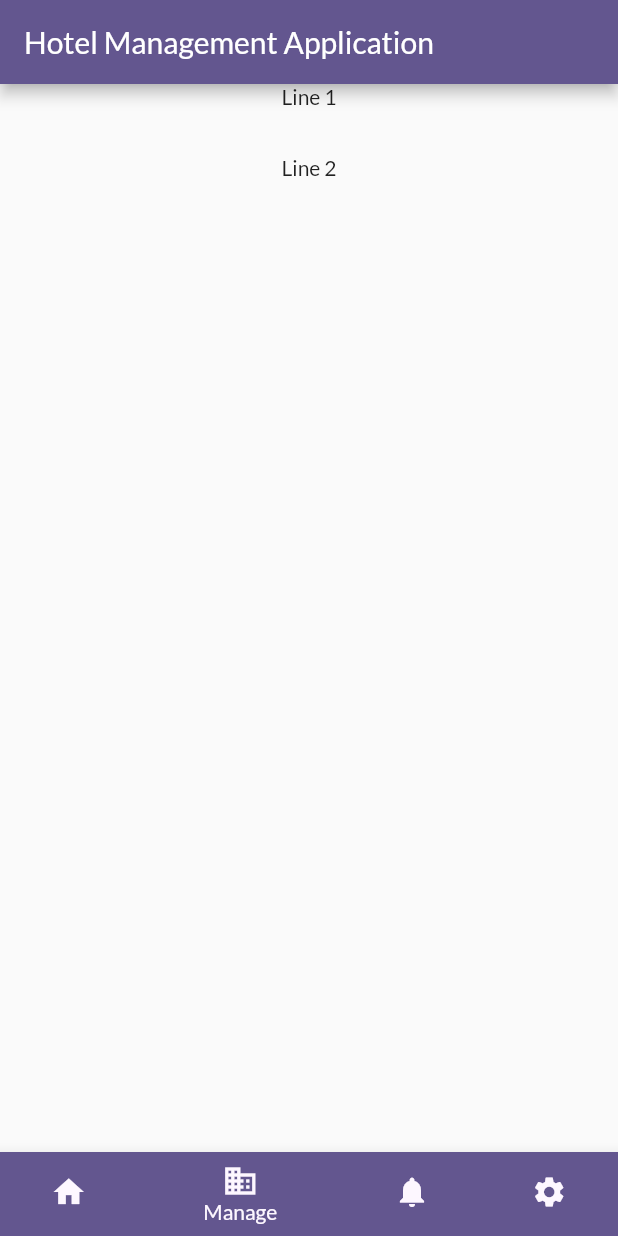
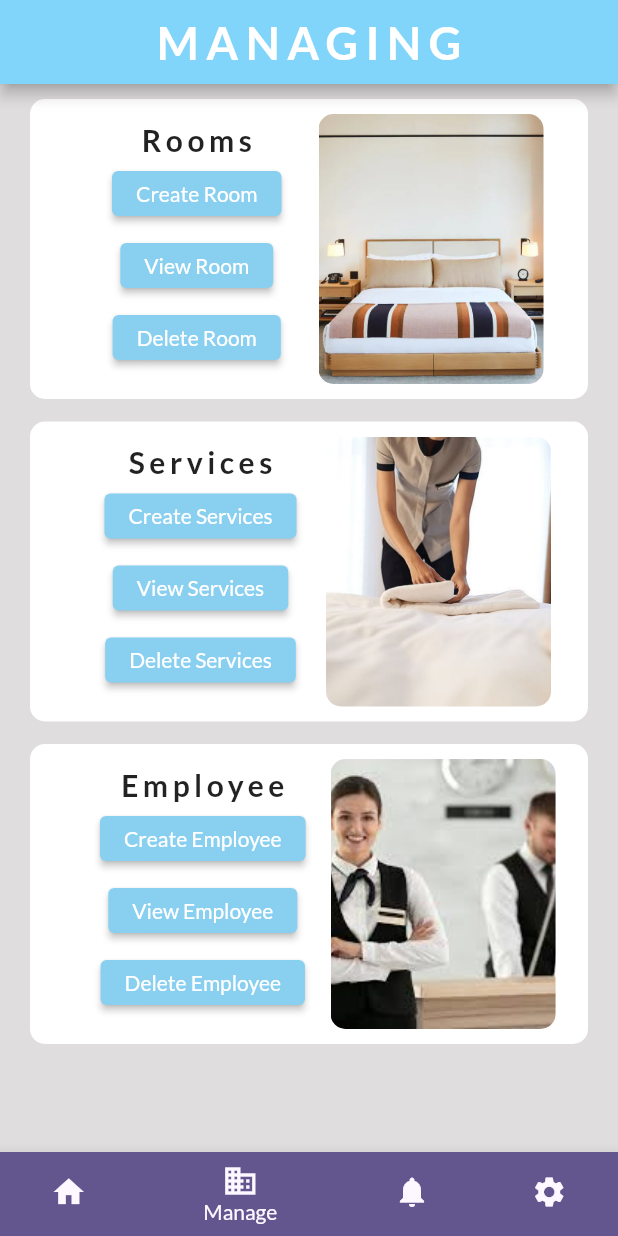
Before and after one commit to tsuna614/MHA-project, a Flutter app: the screen it shows after launch, item 2 of the bottom bar chosen, on a phone screen of 412 x 824 dp. Run offline on Flutter 3.47's test engine with Material 2 defaults, Android fonts, the phone set to English and light mode, and no system bars; our stand-ins replace google_fonts.

Commit message:
checkpoint h-03: +add room screen +add service screen +add employee screen

```diff
--- /dev/null
+++ b/mha_project/lib/screens/Employee/Create_Employee_Screen.dart
@@ -0,0 +1,14 @@
+import 'package:flutter/material.dart';
+
+class Create_Employee_Screen extends StatelessWidget {
+  const Create_Employee_Screen({super.key});
+
+  @override
+  Widget build(BuildContext context) {
+    return Scaffold(
+      appBar: AppBar(
+        title: Text('Create Employee'),
+      ),
+    );
+  }
+}
--- /dev/null
+++ b/mha_project/lib/screens/Employee/Delete_Employee_Screen.dart
@@ -0,0 +1,14 @@
+import 'package:flutter/material.dart';
+
+class Delete_Employee_Screen extends StatelessWidget {
+  const Delete_Employee_Screen({super.key});
+
+  @override
+  Widget build(BuildContext context) {
+    return Scaffold(
+      appBar: AppBar(
+        title: Text('Delete Employee'),
+      ),
+    );
+  }
+}
--- /dev/null
+++ b/mha_project/lib/screens/Employee/View_Employee_Screen.dart
@@ -0,0 +1,14 @@
+import 'package:flutter/material.dart';
+
+class View_Employee_Screen extends StatelessWidget {
+  const View_Employee_Screen({super.key});
+
+  @override
+  Widget build(BuildContext context) {
+    return Scaffold(
+      appBar: AppBar(
+        title: Text('View Employee'),
+      ),
+    );
+  }
+}
--- /dev/null
+++ b/mha_project/lib/screens/Rooms/Create_Room_Screen.dart
@@ -0,0 +1,14 @@
+import 'package:flutter/material.dart';
+
+class Create_Room_Screen extends StatelessWidget {
+  const Create_Room_Screen({super.key});
+
+  @override
+  Widget build(BuildContext context) {
+    return Scaffold(
+      appBar: AppBar(
+        title: Text('Create Room'),
+      ),
+    );
+  }
+}
--- /dev/null
+++ b/mha_project/lib/screens/Rooms/Delele_Room_Screen.dart
@@ -0,0 +1,14 @@
+import 'package:flutter/material.dart';
+
+class Delete_Room_Screen extends StatelessWidget {
+  const Delete_Room_Screen({super.key});
+
+  @override
+  Widget build(BuildContext context) {
+    return Scaffold(
+      appBar: AppBar(
+        title: Text('Delete Room'),
+      ),
+    );
+  }
+}
--- /dev/null
+++ b/mha_project/lib/screens/Rooms/View_Room_Scree.dart
@@ -0,0 +1,14 @@
+import 'package:flutter/material.dart';
+
+class View_Room_Screen extends StatelessWidget {
+  const View_Room_Screen({super.key});
+
+  @override
+  Widget build(BuildContext context) {
+    return Scaffold(
+      appBar: AppBar(
+        title: Text('View Room'),
+      ),
+    );
+  }
+}
--- /dev/null
+++ b/mha_project/lib/screens/Services/Create_Services.dart
@@ -0,0 +1,14 @@
+import 'package:flutter/material.dart';
+
+class Create_Services_Screen extends StatelessWidget {
+  const Create_Services_Screen({super.key});
+
+  @override
+  Widget build(BuildContext context) {
+    return Scaffold(
+      appBar: AppBar(
+        title: Text('Create Services'),
+      ),
+    );
+  }
+}
--- /dev/null
+++ b/mha_project/lib/screens/Services/Delete_Services.dart
@@ -0,0 +1,14 @@
+import 'package:flutter/material.dart';
+
+class Delete_Services_Screen extends StatelessWidget {
+  const Delete_Services_Screen({super.key});
+
+  @override
+  Widget build(BuildContext context) {
+    return Scaffold(
+      appBar: AppBar(
+        title: Text('Delete Services'),
+      ),
+    );
+  }
+}
--- /dev/null
+++ b/mha_project/lib/screens/Services/View_Services.dart
@@ -0,0 +1,14 @@
+import 'package:flutter/material.dart';
+
+class View_Services_Screen extends StatelessWidget {
+  const View_Services_Screen({super.key});
+
+  @override
+  Widget build(BuildContext context) {
+    return Scaffold(
+      appBar: AppBar(
+        title: Text('View Services'),
+      ),
+    );
+  }
+}
--- a/mha_project/lib/screens/booking_screen.dart
+++ /dev/null
@@ -1,16 +0,0 @@
-import 'package:flutter/material.dart';
-
-class BookingScreen extends StatelessWidget {
-  const BookingScreen({super.key});
-
-  @override
-  Widget build(BuildContext context) {
-    return Container(
-      child: Column(children: const [
-        Text('Line 1'),
-        SizedBox(height: 30),
-        Text('Line 2'),
-      ]),
-    );
-  }
-}
--- /dev/null
+++ b/mha_project/lib/screens/manage_screen.dart
@@ -0,0 +1,387 @@
+import 'package:flutter/material.dart';
+//Room
+import 'package:mha_project/screens/Rooms/Create_Room_Screen.dart';
+import 'package:mha_project/screens/Rooms/View_Room_Scree.dart';
+import 'package:mha_project/screens/Rooms/Delele_Room_Screen.dart';
+//Services
+import 'package:mha_project/screens/Services/Create_Services.dart';
+import 'package:mha_project/screens/Services/View_Services.dart';
+import 'package:mha_project/screens/Services/Delete_Services.dart';
+//Employee
+import 'package:mha_project/screens/Employee/Create_Employee_Screen.dart';
+import 'package:mha_project/screens/Employee/Delete_Employee_Screen.dart';
+import 'package:mha_project/screens/Employee/View_Employee_Screen.dart';
+
+class ManageScreen extends StatefulWidget {
+  const ManageScreen({super.key});
+
+  @override
+  State<ManageScreen> createState() => _ManageScreenState();
+}
+
+class _ManageScreenState extends State<ManageScreen> {
+  @override
+  Widget build(BuildContext context) {
+    return Scaffold(
+      appBar: AppBar(
+        title: Text(
+          'MANAGING',
+          style: TextStyle(
+            fontWeight: FontWeight.bold,
+            fontSize: 30.0,
+            letterSpacing: 5.0,
+          ),
+        ),
+        centerTitle: true,
+        backgroundColor: Colors.lightBlue[200],
+      ),
+      body: SingleChildScrollView(
+        child: Padding(
+          padding: EdgeInsets.fromLTRB(20.0, 10.0, 20.0, 10.0),
+          child: Column(
+              mainAxisAlignment: MainAxisAlignment.spaceEvenly,
+              crossAxisAlignment: CrossAxisAlignment.stretch,
+              children: <Widget>[
+//Rooms
+                Container(
+                    height: 200,
+                    width: 700,
+                    decoration: BoxDecoration(
+                        color: Colors.white,
+                        borderRadius: BorderRadius.circular(10.0)),
+                    child: Padding(
+                        padding: EdgeInsets.fromLTRB(30.0, 10.0, 10.0, 10.0),
+                        child: Row(
+                          mainAxisAlignment: MainAxisAlignment.spaceEvenly,
+                          crossAxisAlignment: CrossAxisAlignment.stretch,
+                          children: <Widget>[
+                            Container(
+                              child: Padding(
+                                padding: const EdgeInsets.all(5.0),
+                                child: Column(
+                                  // mainAxisAlignment:
+                                  //     MainAxisAlignment.spaceEvenly,
+                                  children: <Widget>[
+                                    Container(
+                                      child: Text(
+                                        'Rooms',
+                                        style: TextStyle(
+                                          fontWeight: FontWeight.bold,
+                                          fontSize: 20,
+                                          letterSpacing: 3.0,
+                                        ),
+                                      ),
+                                    ),
+                                    Container(
+                                      child: Column(
+                                        // crossAxisAlignment:
+                                        //     // CrossAxisAlignment.stretch,
+                                        children: <Widget>[
+                                          ElevatedButton(
+                                            onPressed: () {
+                                              Navigator.push(
+                                                context,
+                                                MaterialPageRoute(
+                                                    builder: (context) =>
+                                                        Create_Room_Screen()),
+                                              );
+                                            },
+                                            style: ElevatedButton.styleFrom(
+                                                primary: Color.fromARGB(
+                                                    255, 137, 207, 240),
+                                                minimumSize:
+                                                    const Size(35.0, 30.0)),
+                                            child: Text(
+                                              'Create Room',
+                                              style: TextStyle(
+                                                  color: Colors.white),
+                                            ),
+                                          ),
+                                          ElevatedButton(
+                                            onPressed: () {
+                                              Navigator.push(
+                                                  context,
+                                                  MaterialPageRoute(
+                                                      builder: (context) =>
+                                                          View_Room_Screen()));
+                                            },
+                                            style: ElevatedButton.styleFrom(
+                                                primary: Color.fromARGB(
+                                                    255, 137, 207, 240),
+                                                minimumSize:
+                                                    const Size(35.0, 30.0)),
+                                            child: Text(
+                                              'View Room',
+                                              style: TextStyle(
+                                                  color: Colors.white),
+                                            ),
+                                          ),
+                                          ElevatedButton(
+                                            onPressed: () {
+                                              Navigator.push(
+                                                  context,
+                                                  MaterialPageRoute(
+                                                      builder: (context) =>
+                                                          Delete_Room_Screen()));
+                                            },
+                                            style: ElevatedButton.styleFrom(
+                                                primary: Color.fromARGB(
+                                                    255, 137, 207, 240),
+                                                minimumSize:
+                                                    const Size(25.0, 30.0)),
+                                            child: Text(
+                                              'Delete Room',
+                                              style: TextStyle(
+                                                  color: Colors.white),
+                                            ),
+                                          )
+                                        ],
+                                      ),
+                                    ),
+                                  ],
+                                ),
+                              ),
+                            ),
+                            ClipRRect(
+                                borderRadius: BorderRadius.circular(10.0),
+                                child: Container(
+                                  height: 130,
+                                  width: 150,
+                                  child: Image.asset('assets/Room.jpg',
+                                      fit: BoxFit.cover),
+                                ))
+                          ],
+                        ))),
+//Services
+                SizedBox(
+                  height: 15.0,
+                ),
+                Container(
+                    height: 200,
+                    width: 700,
+                    decoration: BoxDecoration(
+                        color: Colors.white,
+                        borderRadius: BorderRadius.circular(10.0)),
+                    child: Padding(
+                        padding: EdgeInsets.fromLTRB(30.0, 10.0, 10.0, 10.0),
+                        child: Row(
+                          mainAxisAlignment: MainAxisAlignment.spaceEvenly,
+                          crossAxisAlignment: CrossAxisAlignment.stretch,
+                          children: <Widget>[
+                            Container(
+                              child: Padding(
+                                padding: const EdgeInsets.all(5.0),
+                                child: Column(
+                                  // mainAxisAlignment:
+                                  // MainAxisAlignment.spaceEvenly,
+                                  children: <Widget>[
+                                    Container(
+                                      child: Text(
+                                        'Services',
+                                        style: TextStyle(
+                                          fontWeight: FontWeight.bold,
+                                          fontSize: 20,
+                                          letterSpacing: 3.0,
+                                        ),
+                                      ),
+                                    ),
+                                    Container(
+                                      child: Column(
+                                        // crossAxisAlignment:
+                                        //     // CrossAxisAlignment.stretch,
+                                        children: <Widget>[
+                                          ElevatedButton(
+                                            onPressed: () {
+                                              Navigator.push(
+                                                context,
+                                                MaterialPageRoute(
+                                                    builder: (context) =>
+                                                        Create_Services_Screen()),
+                                              );
+                                            },
+                                            style: ElevatedButton.styleFrom(
+                                                primary: Color.fromARGB(
+                                                    255, 137, 207, 240),
+                                                minimumSize:
+                                                    const Size(35.0, 30.0)),
+                                            child: Text(
+                                              'Create Services',
+                                              style: TextStyle(
+                                                  color: Colors.white),
+                                            ),
+                                          ),
+                                          ElevatedButton(
+                                            onPressed: () {
+                                              Navigator.push(
+                                                  context,
+                                                  MaterialPageRoute(
+                                                      builder: (context) =>
+                                                          View_Services_Screen()));
+                                            },
+                                            style: ElevatedButton.styleFrom(
+                                                primary: Color.fromARGB(
+                                                    255, 137, 207, 240),
+                                                minimumSize:
+                                                    const Size(35.0, 30.0)),
+                                            child: Text(
+                                              'View Services',
+                                              style: TextStyle(
+                                                  color: Colors.white),
+                                            ),
+                                          ),
+                                          ElevatedButton(
+                                            onPressed: () {
+                                              Navigator.push(
+                                                  context,
+                                                  MaterialPageRoute(
+                                                      builder: (context) =>
+                                                          Delete_Services_Screen()));
+                                            },
+                                            style: ElevatedButton.styleFrom(
+                                                primary: Color.fromARGB(
+                                                    255, 137, 207, 240),
+                                                minimumSize:
+                                                    const Size(25.0, 30.0)),
+                                            child: Text(
+                                              'Delete Services',
+                                              style: TextStyle(
+                                                  color: Colors.white),
+                                            ),
+                                          )
+                                        ],
+                                      ),
+                                    ),
+                                  ],
+                                ),
+                              ),
+                            ),
+                            ClipRRect(
+                                borderRadius: BorderRadius.circular(10.0),
+                                child: Container(
+                                  height: 130,
+                                  width: 150,
+                                  child: Image.asset('assets/service.jpg',
+                                      fit: BoxFit.cover),
+                                ))
+                          ],
+                        ))),
+//Employee
+                SizedBox(
+                  height: 15.0,
+                ),
+                Container(
+                    height: 200,
+                    width: 700,
+                    decoration: BoxDecoration(
+                        color: Colors.white,
+                        borderRadius: BorderRadius.circular(10.0)),
+                    child: Padding(
+                        padding: EdgeInsets.fromLTRB(30.0, 10.0, 10.0, 10.0),
+                        child: Row(
+                          mainAxisAlignment: MainAxisAlignment.spaceEvenly,
+                          crossAxisAlignment: CrossAxisAlignment.stretch,
+                          children: <Widget>[
+                            Container(
+                              child: Padding(
+                                padding: const EdgeInsets.all(5.0),
+                                child: Column(
+                                  // mainAxisAlignment:
+                                  // MainAxisAlignment.spaceEvenly,
+                                  children: <Widget>[
+                                    Container(
+                                      child: Text(
+                                        'Employee',
+                                        style: TextStyle(
+                                          fontWeight: FontWeight.bold,
+                                          fontSize: 20,
+                                          letterSpacing: 3.0,
+                                        ),
+                                      ),
+                                    ),
+                                    Container(
+                                      child: Column(
+                                        // crossAxisAlignment:
+                                        //     // CrossAxisAlignment.stretch,
+                                        children: <Widget>[
+                                          ElevatedButton(
+                                            onPressed: () {
+                                              Navigator.push(
+                                                context,
+                                                MaterialPageRoute(
+                                                    builder: (context) =>
+                                                        Create_Employee_Screen()),
+                                              );
+                                            },
+                                            style: ElevatedButton.styleFrom(
+                                                primary: Color.fromARGB(
+                                                    255, 137, 207, 240),
+                                                minimumSize:
+                                                    const Size(35.0, 30.0)),
+                                            child: Text(
+                                              'Create Employee',
+                                              style: TextStyle(
+                                                  color: Colors.white),
+                                            ),
+                                          ),
+                                          ElevatedButton(
+                                            onPressed: () {
+                                              Navigator.push(
+                                                  context,
+                                                  MaterialPageRoute(
+                                                      builder: (context) =>
+                                                          View_Employee_Screen()));
+                                            },
+                                            style: ElevatedButton.styleFrom(
+                                                primary: Color.fromARGB(
+                                                    255, 137, 207, 240),
+                                                minimumSize:
+                                                    const Size(35.0, 30.0)),
+                                            child: Text(
+                                              'View Employee',
+                                              style: TextStyle(
+                                                  color: Colors.white),
+                                            ),
+                                          ),
+                                          ElevatedButton(
+                                            onPressed: () {
+                                              Navigator.push(
+                                                  context,
+                                                  MaterialPageRoute(
+                                                      builder: (context) =>
+                                                          Delete_Employee_Screen()));
+                                            },
+                                            style: ElevatedButton.styleFrom(
+                                                primary: Color.fromARGB(
+                                                    255, 137, 207, 240),
+                                                minimumSize:
+                                                    const Size(25.0, 30.0)),
+                                            child: Text(
+                                              'Delete Employee',
+                                              style: TextStyle(
+                                                  color: Colors.white),
+                                            ),
+                                          )
+                                        ],
+                                      ),
+                                    ),
+                                  ],
+                                ),
+                              ),
+                            ),
+                            ClipRRect(
+                                borderRadius: BorderRadius.circular(10.0),
+                                child: Container(
+                                  height: 130,
+                                  width: 150,
+                                  child: Image.asset('assets/employee.jpg',
+                                      fit: BoxFit.cover),
+                                ))
+                          ],
+                        )))
+              ]),
+        ),
+      ),
+      backgroundColor: Color.fromARGB(255, 223, 221, 221),
+    );
+  }
+}
--- a/mha_project/lib/screens/tab_screen.dart
+++ b/mha_project/lib/screens/tab_screen.dart
@@ -1,5 +1,5 @@
 import 'package:flutter/material.dart';
-import 'package:mha_project/screens/booking_screen.dart';
+import 'package:mha_project/screens/manage_screen.dart';
 import 'package:mha_project/screens/home_screen.dart';
 import 'package:mha_project/screens/notifications_screen.dart';
 import 'package:mha_project/screens/settings_screen.dart';
@@ -22,7 +22,7 @@ class _TabScreenState extends State<TabScreen> {
           chosenScreen = const HomeScreen();
           break;
         case 1:
-          chosenScreen = const BookingScreen();
+          chosenScreen = const ManageScreen();
           break;
         case 2:
           chosenScreen = const NotificationsScreen();
@@ -41,9 +41,9 @@ class _TabScreenState extends State<TabScreen> {
   @override
   Widget build(BuildContext context) {
     return Scaffold(
-      appBar: AppBar(
-        title: const Text('Hotel Management Application'),
-      ),
+      // appBar: AppBar(
+      //   title: const Text('Hotel Management Application'),
+      // ),
       body: Center(
         child: chosenScreen,
       ),
```
Also changed, not shown: mha_project/pubspec.yaml (+4 -7 lines), mha_project/assets/Room.jpg (added), mha_project/assets/customer.jpg (added), mha_project/assets/employee.jpg (added), mha_project/assets/service.jpg (added).
